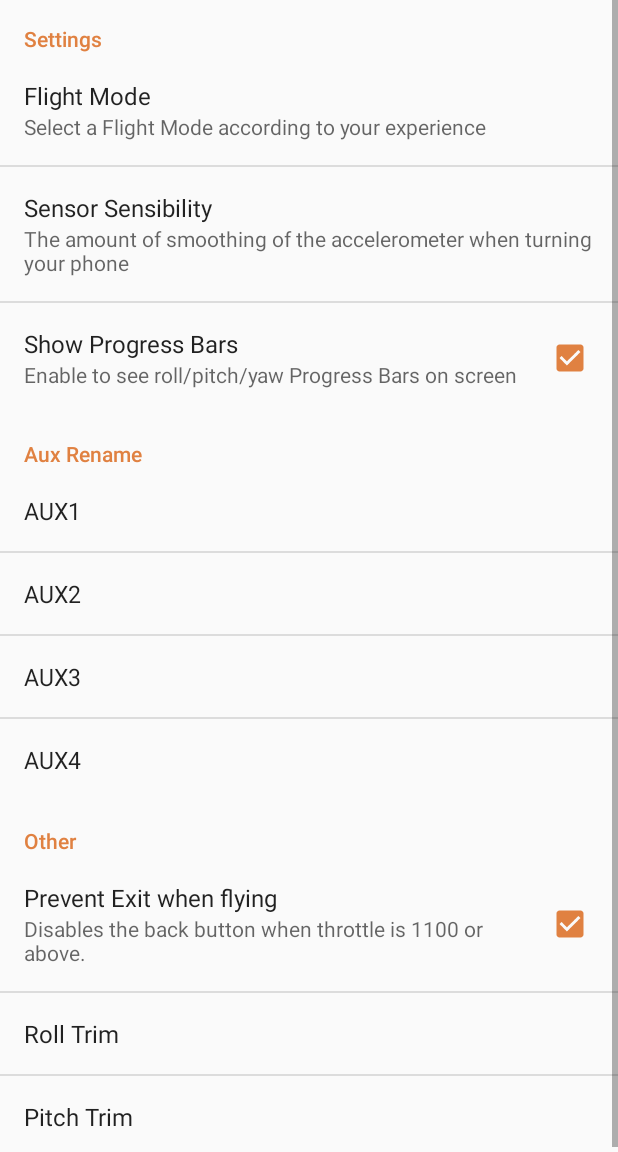
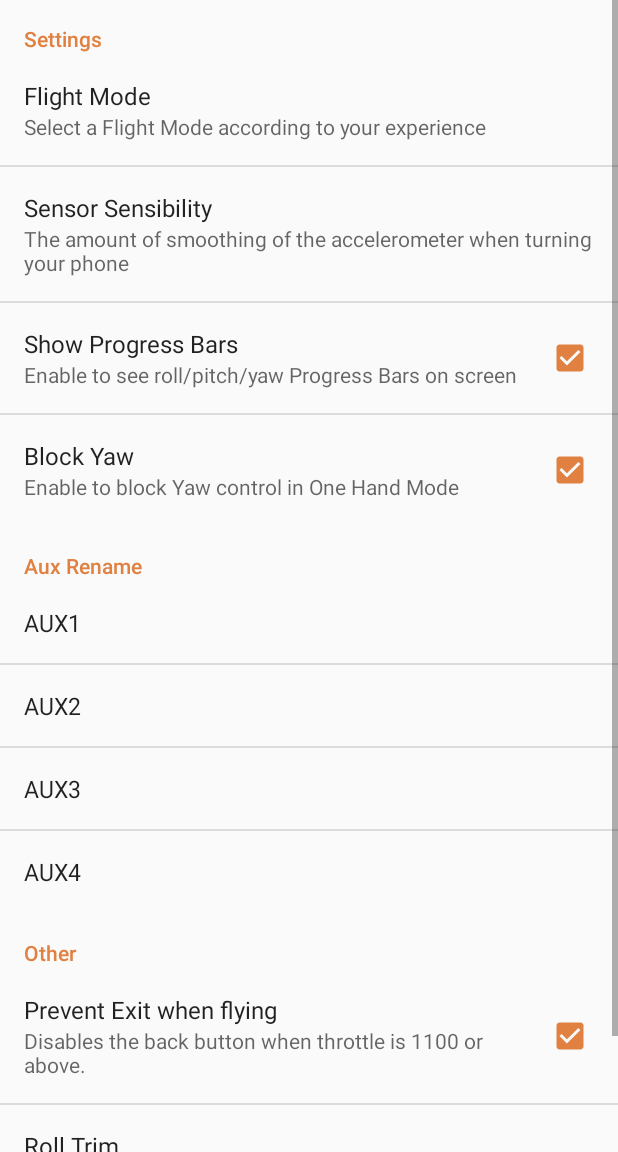
Before and after one commit to ageapps/HermesApp, an Android app: the screen it shows after launch (SetPreferenceActivity), after a tap on an icon or button, on a phone screen of 412 x 824 dp, the part 84-1236 px from its top. Run offline under Robolectric (Android 15) with nearby library versions, the phone set to English and light mode, and no system bars.

Commit message:
Some Changes

```diff
--- a/app/src/main/java/es/age/apps/hermes/App.java
+++ b/app/src/main/java/es/age/apps/hermes/App.java
@@ -32,6 +32,7 @@ public class App extends Application {
     public int RefreshRate = 40; //TODO ADD TO XML
     public int TrimRoll;
     public int TrimPitch;
+    public boolean BLOCKYAW;
     public int ThrottleResolution;
     public int BaudRate = 115200;
     public String SensorFilterAlpha;
@@ -68,12 +69,13 @@ public class App extends Application {
         AUX2TXT("AUX 2"),
         AUX3TXT("AUX 3"),
         AUX4TXT("AUX 4"),
+        BLOCKYAW(true),
         USECAMERA(false),
         SENSORFILTERALPHA(0.03f),
         //KEEPSCREENON(true),
         PREVENTEXITWHENFLYING(true),
         ROLLPITCHLIMIT(250),
-        FLIGHTMODE(250),
+        FLIGHTMODE("Normal"),
         SSID("");
 
         private String value;
@@ -181,7 +183,7 @@ public class App extends Application {
         TrimRoll = Integer.parseInt(prefs.getString(SettingsConstants.TRIMROLL.toString(), SettingsConstants.TRIMROLL.DefaultS()));
         TrimPitch = Integer.parseInt(prefs.getString(SettingsConstants.TRIMPITCH.toString(), SettingsConstants.TRIMPITCH.DefaultS()));
         FLIGHTMODE = prefs.getString(SettingsConstants.FLIGHTMODE.toString(), SettingsConstants.FLIGHTMODE.DefaultS());
-
+        BLOCKYAW = prefs.getBoolean(SettingsConstants.BLOCKYAW.toString(), SettingsConstants.BLOCKYAW.DefaultB());
 
         ThrottleResolution = getThrottleResolution(FLIGHTMODE);
         RollPitchLimit = getRollPitchLimit(FLIGHTMODE);
@@ -202,6 +204,7 @@ public class App extends Application {
     @SuppressLint("NewApi")
     public void SaveSettings() {
         prefsEditor.putBoolean(SettingsConstants.PROGRESS.toString(), PROGRESS);
+        prefsEditor.putBoolean(SettingsConstants.BLOCKYAW.toString(), BLOCKYAW);
         prefsEditor.putString(SettingsConstants.REFRESHRATE.toString(), RefreshRate + "");
         prefsEditor.putString(SettingsConstants.TRIMROLL.toString(), TrimRoll + "");
         prefsEditor.putString(SettingsConstants.TRIMPITCH.toString(), TrimPitch + "");
@@ -307,7 +310,7 @@ public class App extends Application {
                 limit = 250;
                 break;
             case "Beginner":
-                limit = 100;
+                limit = 200;
         }
         return limit;
 
--- a/app/src/main/java/es/age/apps/hermes/core/remote/RCSignals.java
+++ b/app/src/main/java/es/age/apps/hermes/core/remote/RCSignals.java
@@ -55,6 +55,7 @@ public class RCSignals {
     public int RollPitchLimit = 500;
     public int ThrottleLimit = 500;
     public int YAW_RESOLUTION = 5;
+    public boolean blockyaw = true;
 
     public RCSignals() {
         resetRcSignals();
@@ -159,7 +160,10 @@ public class RCSignals {
     }
 
     public void setAdjustedYaw(int yaw) {
-        setYaw((int) (Utilities.map(yaw, -500, 500, -ThrottleLimit, ThrottleLimit) + 1500));
+        if (!blockyaw) {
+            setYaw((int) (Utilities.map(yaw, -500, 500, -ThrottleLimit, ThrottleLimit) + 1500));
+        }
+        Log.i("Events", "Delta bloqueado: " + blockyaw);
     }
 
     public int getThrottle() {
--- a/app/src/main/res/xml/preferences.xml
+++ b/app/src/main/res/xml/preferences.xml
@@ -22,6 +22,12 @@
             android:key="PROGRESS"
             android:summary="Enable to see roll/pitch/yaw Progress Bars on screen"
             android:title="Show Progress Bars" />
+
+        <CheckBoxPreference
+            android:defaultValue="true"
+            android:key="BLOCKYAW"
+            android:summary="Enable to block Yaw control in One Hand Mode"
+            android:title="Block Yaw" />
 
     </PreferenceCategory>
 
```
Also changed, not shown: app/src/main/java/es/age/apps/hermes/activities/RemoteActivity.java (+15 -14 lines), app/src/main/java/es/age/apps/hermes/core/remote/RemoteActivityEvents.java (+8 -11 lines), 37 other files.
